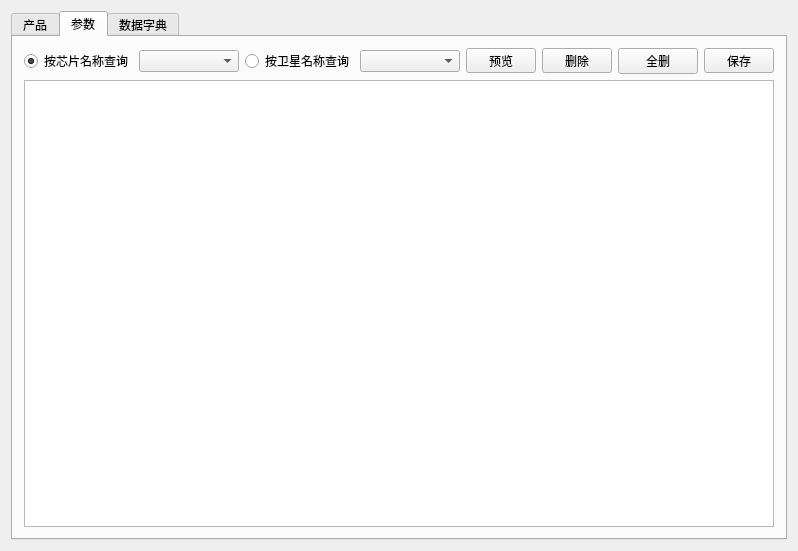
histest/DACS, file deletedb.ui: the form before one commit.
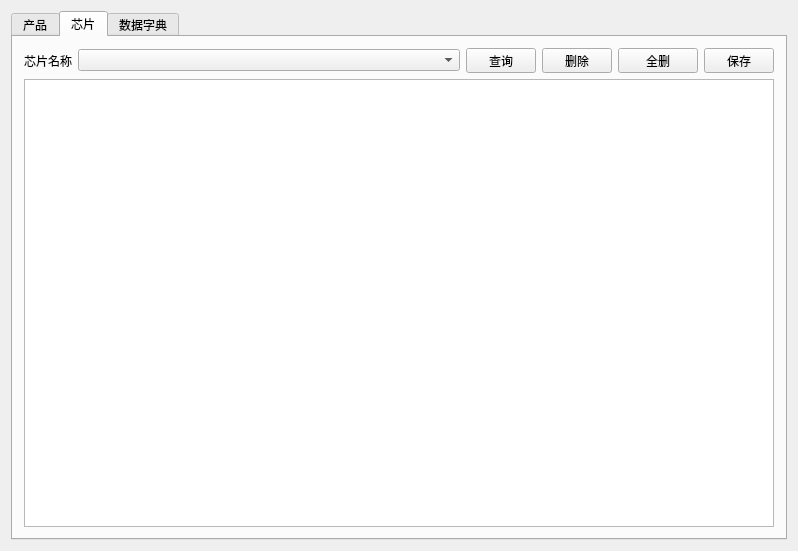
The form after the commit. The open tabs and pages were chosen to show the change. Icons and pictures are not drawn.

```diff
--- a/deletedb.ui
+++ b/deletedb.ui
@@ -191,18 +191,15 @@
      </widget>
      <widget class="QWidget" name="tab_2">
       <attribute name="title">
-       <string>参数</string>
+       <string>芯片</string>
       </attribute>
       <layout class="QVBoxLayout" name="verticalLayout_2">
        <item>
         <layout class="QHBoxLayout" name="horizontalLayout_2">
          <item>
-          <widget class="QRadioButton" name="radioButton">
+          <widget class="QLabel" name="label_2">
            <property name="text">
-            <string>按芯片名称查询</string>
-           </property>
-           <property name="checked">
-            <bool>true</bool>
+            <string>芯片名称</string>
            </property>
           </widget>
          </item>
@@ -216,23 +213,6 @@
            </property>
           </widget>
          </item>
-         <item>
-          <widget class="QRadioButton" name="radioButton_2">
-           <property name="text">
-            <string>按卫星名称查询</string>
-           </property>
-          </widget>
-         </item>
-         <item>
-          <widget class="QComboBox" name="comboBox_4">
-           <property name="sizePolicy">
-            <sizepolicy hsizetype="Expanding" vsizetype="Fixed">
-             <horstretch>0</horstretch>
-             <verstretch>0</verstretch>
-            </sizepolicy>
-           </property>
-          </widget>
-         </item>
          <item>
           <widget class="QPushButton" name="previewButton_3">
            <property name="sizePolicy">
@@ -259,7 +239,7 @@
             </font>
            </property>
            <property name="text">
-            <string>预览</string>
+            <string>查询</string>
            </property>
            <property name="icon">
             <iconset resource="QFramer.qrc">
@@ -315,6 +295,12 @@
          </item>
          <item>
           <widget class="QPushButton" name="deleteAllButton">
+           <property name="minimumSize">
+            <size>
+             <width>75</width>
+             <height>25</height>
+            </size>
+           </property>
            <property name="text">
             <string>全删</string>
            </property>
```
Left out of the diff: 17 changed lines with no effect on the pictures.
